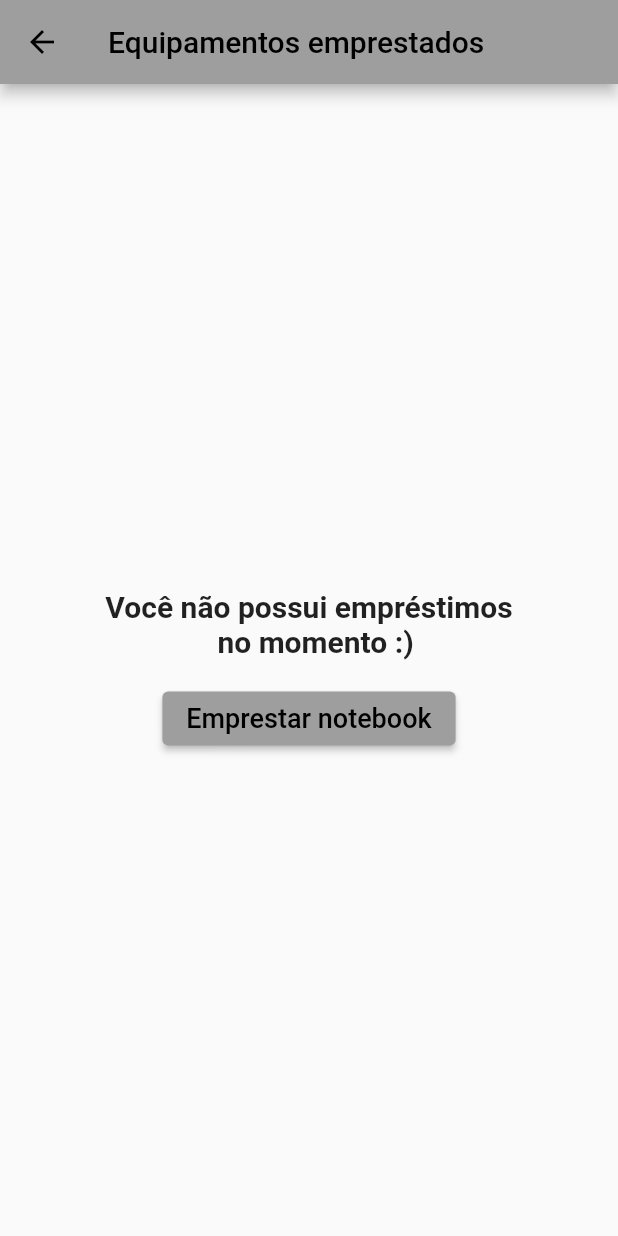
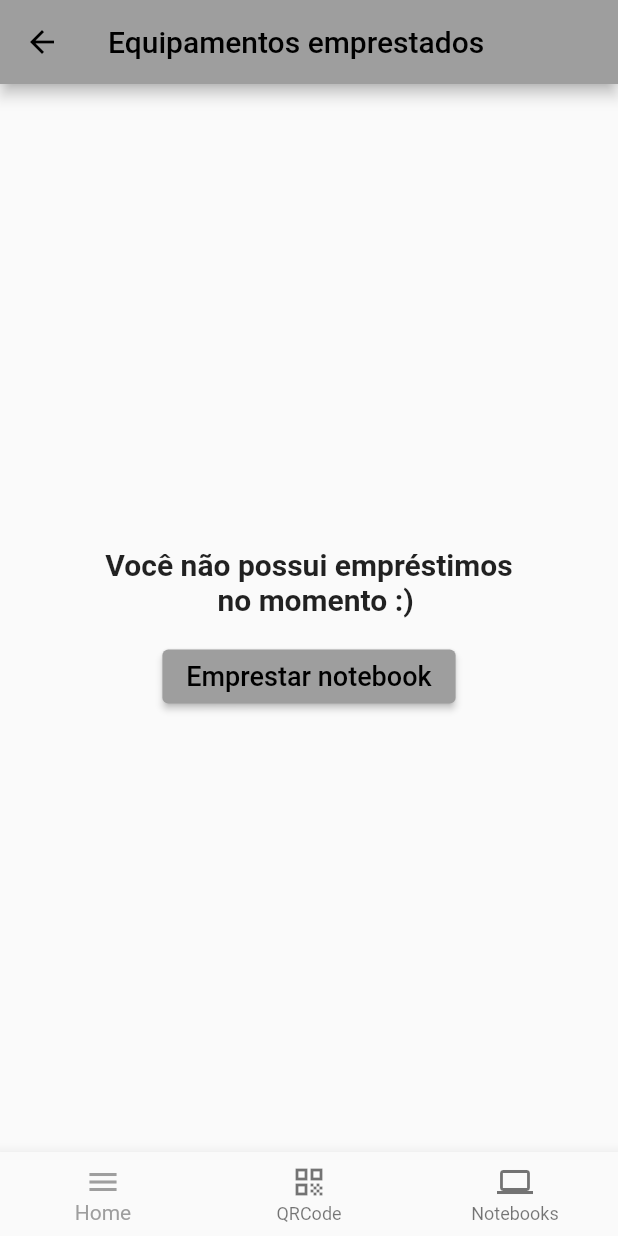
Before and after one commit to dhuzika/emprestai-maua-app, a Flutter app: the ContainerPage screen opened directly, on a phone screen of 412 x 824 dp. Run offline on Flutter 3.47's test engine with Material 2 defaults, Android fonts, the phone set to English and light mode, and no system bars; our stand-ins replace qr_flutter.

Commit message:
Commit Inicial

```diff
--- a/lib/pages/container.dart
+++ b/lib/pages/container.dart
@@ -1,11 +1,15 @@
 import 'package:flutter/material.dart';
+import 'package:funciona/pages/login.dart';
+import 'package:funciona/pages/qr.page.dart';
 
 class ContainerPage extends StatefulWidget {
+  int _currentIndex = 0;
   @override
   _ContainerPageState createState() => _ContainerPageState();
 }
 
 class _ContainerPageState extends State<ContainerPage> {
+  int _currentIndex = 0;
   bool _notebookEmprestado = false;
 
   void _emprestarNotebook() {
@@ -58,6 +62,43 @@ class _ContainerPageState extends State<ContainerPage> {
           ],
         ),
       ),
+      bottomNavigationBar: BottomNavigationBar(
+        currentIndex: _currentIndex,
+        items: [
+          BottomNavigationBarItem(
+              icon: Icon(Icons.menu),
+              label: 'Home',
+              backgroundColor: Colors.blue),
+          BottomNavigationBarItem(
+              icon: Icon(Icons.qr_code),
+              label: 'QRCode',
+              backgroundColor: Colors.blue),
+          BottomNavigationBarItem(
+              icon: Icon(Icons.computer),
+              label: 'Notebooks',
+              backgroundColor: Colors.blue),
+        ],
+        onTap: (index) {
+          if (index == 0) {
+            Navigator.push(
+              context,
+              MaterialPageRoute(builder: (context) => LoginPage()),
+            );
+          }
+          if (index == 1) {
+            Navigator.push(
+              context,
+              MaterialPageRoute(builder: (context) => QRPage()),
+            );
+          }
+          if (index == 2) {
+            Navigator.push(
+              context,
+              MaterialPageRoute(builder: (context) => ContainerPage()),
+            );
+          }
+        },
+      ),
     );
   }
 }
```
Also changed, not shown: lib/pages/qr.page.dart (+39 -0 lines).
